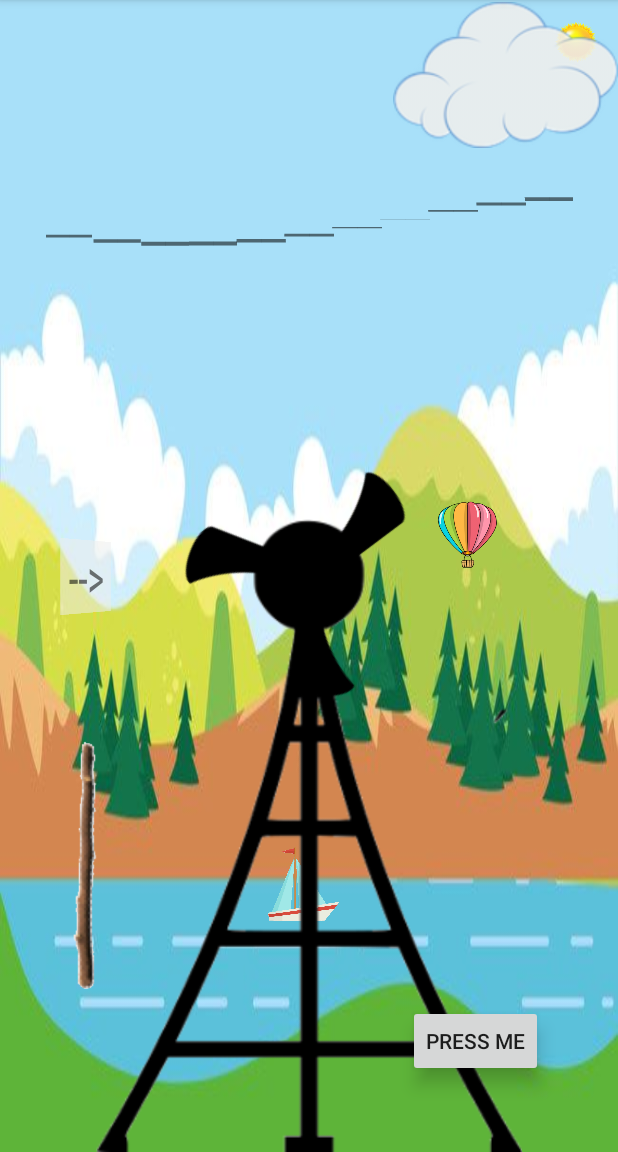
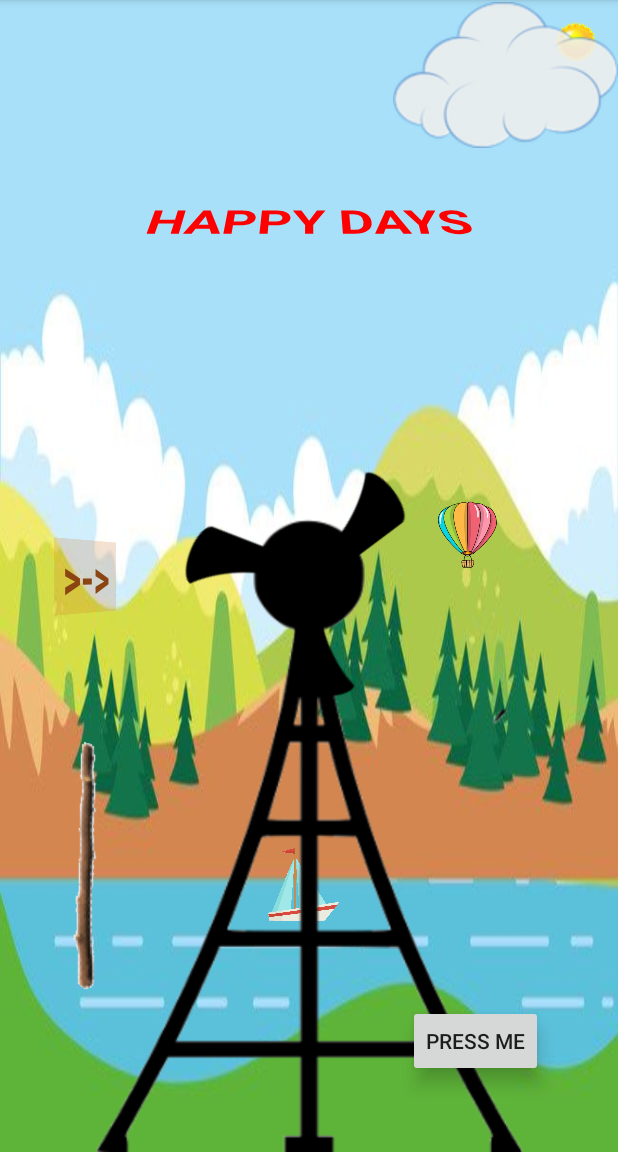
Before and after one commit to elye/demo_android_animator_properties_basic, an Android app: the screen it shows after launch (MainActivity), after a tap on "PRESS ME", on a phone screen of 412 x 824 dp, the part 84-1236 px from its top. Run offline under Robolectric (Android 15) with nearby library versions, the phone set to English and light mode, and no system bars.

Commit message:
Change to basic HAPPY DAY

```diff
--- a/app/src/main/java/com/elyeproj/androidanimator/MainActivity.kt
+++ b/app/src/main/java/com/elyeproj/androidanimator/MainActivity.kt
@@ -27,34 +27,15 @@ class MainActivity : AppCompatActivity() {
         valueAnimator.duration = 10000
         valueAnimator.addUpdateListener { animation ->
             val progress = animation.animatedValue as Float
-            text_me_5.rotationX = progress - 100
-            text_me_4.rotationX = progress - 80
-            text_me_3.rotationX = progress - 60
-            text_me_2.rotationX = progress - 40
-            text_me_1.rotationX = progress - 20
             text_me.rotationX = progress
-            text_me2.rotationX = progress + 20
-            text_me3.rotationX = progress + 40
-            text_me4.rotationX = progress + 60
-            text_me5.rotationX = progress + 80
-            text_me6.rotationX = progress + 100
-
             text_arrow.rotationY = progress
-
-            view_ball.rotation = progress
-            view_ball.scaleX = progress / 3600 + 1
-            view_ball.scaleY = progress / 3600 + 1
-            view_ball.z = progress
             view_fan.rotation = progress
             view_cloud.alpha = (3600  - progress)/3600
             view_sun.scaleX = progress/3600 + 1
             view_sun.scaleY = progress/3600 + 1
-
             view_hotair.translationY = - progress/10
             view_yatch.translationX = progress/10
             btn_press_me.translationZ = progress/50
-
-
         }
         valueAnimator.start()
     }
--- a/app/src/main/res/layout/activity_main.xml
+++ b/app/src/main/res/layout/activity_main.xml
@@ -45,65 +45,12 @@
         app:layout_constraintBottom_toBottomOf="parent"/>
 
     <TextView
-        android:id="@+id/text_me_5"
-        android:text="@string/rotate_x_letter"
-        android:background="@color/textBackground"
-        android:textSize="36sp"
-        android:layout_width="wrap_content"
-        android:layout_height="wrap_content"
-        app:layout_constraintBottom_toBottomOf="@id/text_me"
-        app:layout_constraintRight_toLeftOf="@id/text_me_4"
-        app:layout_constraintTop_toTopOf="@id/text_me"  />
-
-    <TextView
-        android:id="@+id/text_me_4"
-        android:text="@string/rotate_x_letter"
+        android:id="@+id/text_me"
+        android:text="HAPPY DAYS"
         android:textSize="36sp"
         android:background="@color/textBackground"
-        android:layout_width="wrap_content"
-        android:layout_height="wrap_content"
-        app:layout_constraintBottom_toBottomOf="@id/text_me"
-        app:layout_constraintRight_toLeftOf="@id/text_me_3"
-        app:layout_constraintTop_toTopOf="@id/text_me"  />
-
-    <TextView
-        android:id="@+id/text_me_3"
-        android:text="@string/rotate_x_letter"
-        android:textSize="36sp"
-        android:background="@color/textBackground"
-        android:layout_width="wrap_content"
-        android:layout_height="wrap_content"
-        app:layout_constraintBottom_toBottomOf="@id/text_me"
-        app:layout_constraintRight_toLeftOf="@id/text_me_2"
-        app:layout_constraintTop_toTopOf="@id/text_me"  />
-
-    <TextView
-        android:id="@+id/text_me_2"
-        android:text="@string/rotate_x_letter"
-        android:textSize="36sp"
-        android:background="@color/textBackground"
-        android:layout_width="wrap_content"
-        android:layout_height="wrap_content"
-        app:layout_constraintBottom_toBottomOf="@id/text_me"
-        app:layout_constraintRight_toLeftOf="@id/text_me_1"
-        app:layout_constraintTop_toTopOf="@id/text_me"  />
-
-    <TextView
-        android:id="@+id/text_me_1"
-        android:text="@string/rotate_x_letter"
-        android:textSize="36sp"
-        android:background="@color/textBackground"
-        android:layout_width="wrap_content"
-        android:layout_height="wrap_content"
-        app:layout_constraintBottom_toBottomOf="@id/text_me"
-        app:layout_constraintRight_toLeftOf="@id/text_me"
-        app:layout_constraintTop_toTopOf="@id/text_me"  />
-
-    <TextView
-        android:id="@+id/text_me"
-        android:text="@string/rotate_x_letter"
-        android:textSize="36sp"
-        android:background="@color/textBackground"
+        android:textColor="#F00"
+        android:textStyle="bold"
         android:layout_width="wrap_content"
         android:layout_height="wrap_content"
         android:paddingBottom="-20dp"
@@ -112,60 +59,6 @@
         app:layout_constraintRight_toRightOf="parent"
         app:layout_constraintTop_toTopOf="parent" />
 
-    <TextView
-        android:id="@+id/text_me2"
-        android:text="@string/rotate_x_letter"
-        android:textSize="36sp"
-        android:background="@color/textBackground"
-        android:layout_width="wrap_content"
-        android:layout_height="wrap_content"
-        app:layout_constraintBottom_toBottomOf="@id/text_me"
-        app:layout_constraintLeft_toRightOf="@id/text_me"
-        app:layout_constraintTop_toTopOf="@id/text_me" />
-
-    <TextView
-        android:id="@+id/text_me3"
-        android:text="@string/rotate_x_letter"
-        android:textSize="36sp"
-        android:background="@color/textBackground"
-        android:layout_width="wrap_content"
-        android:layout_height="wrap_content"
-        app:layout_constraintBottom_toBottomOf="@id/text_me"
-        app:layout_constraintLeft_toRightOf="@id/text_me2"
-        app:layout_constraintTop_toTopOf="@id/text_me" />
-
-    <TextView
-        android:id="@+id/text_me4"
-        android:text="@string/rotate_x_letter"
-        android:textSize="36sp"
-        android:background="@color/textBackground"
-        android:layout_width="wrap_content"
-        android:layout_height="wrap_content"
-        app:layout_constraintBottom_toBottomOf="@id/text_me"
-        app:layout_constraintLeft_toRightOf="@id/text_me3"
-        app:layout_constraintTop_toTopOf="@id/text_me" />
-
-    <TextView
-        android:id="@+id/text_me5"
-        android:text="@string/rotate_x_letter"
-        android:textSize="36sp"
-        android:background="@color/textBackground"
-        android:layout_width="wrap_content"
-        android:layout_height="wrap_content"
-        app:layout_constraintBottom_toBottomOf="@id/text_me"
-        app:layout_constraintLeft_toRightOf="@id/text_me4"
-        app:layout_constraintTop_toTopOf="@id/text_me" />
-
-    <TextView
-        android:id="@+id/text_me6"
-        android:text="@string/rotate_x_letter"
-        android:textSize="36sp"
-        android:background="@color/textBackground"
-        android:layout_width="wrap_content"
-        android:layout_height="wrap_content"
-        app:layout_constraintBottom_toBottomOf="@id/text_me"
-        app:layout_constraintLeft_toRightOf="@id/text_me5"
-        app:layout_constraintTop_toTopOf="@id/text_me" />
 
     <ImageView
         android:layout_width="0dp"
@@ -179,8 +72,10 @@
 
     <TextView
         android:id="@+id/text_arrow"
-        android:text=" --> "
-        android:background="#8EEE"
+        android:text=" >-> "
+        android:background="#33D2691E"
+        android:textColor="#8B4513"
+        android:textStyle="bold"
         android:textSize="36sp"
         android:layout_width="wrap_content"
         android:layout_height="wrap_content"
@@ -210,18 +105,6 @@
         app:layout_constraintRight_toRightOf="parent"
         app:layout_constraintTop_toTopOf="parent" />
 
-
-    <ImageView
-        android:visibility="invisible"
-        android:id="@+id/view_ball"
-        android:layout_width="60dp"
-        android:layout_height="60dp"
-        android:src="@drawable/soccer_ball"
-        app:layout_constraintBottom_toBottomOf="parent"
-        app:layout_constraintLeft_toLeftOf="parent"
-        app:layout_constraintRight_toRightOf="parent"
-        app:layout_constraintTop_toTopOf="parent" />
-
     <Button
         android:id="@+id/btn_press_me"
         android:layout_width="wrap_content"
```
Also changed, not shown: app/src/main/res/drawable/soccer_ball.png (deleted).
